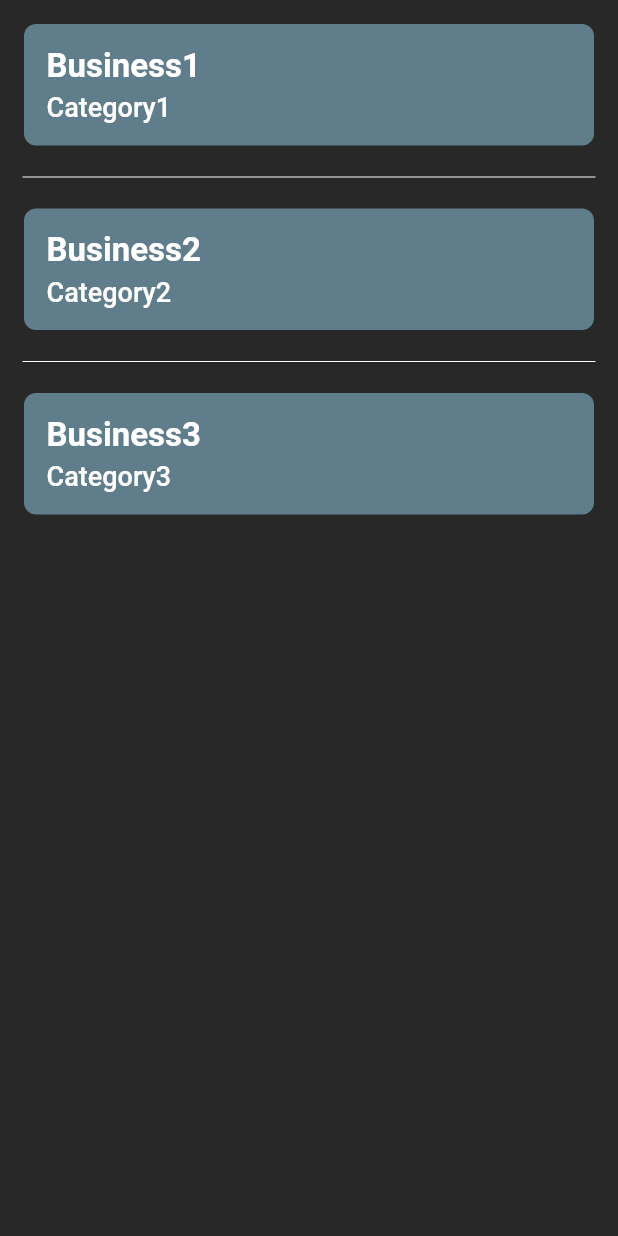
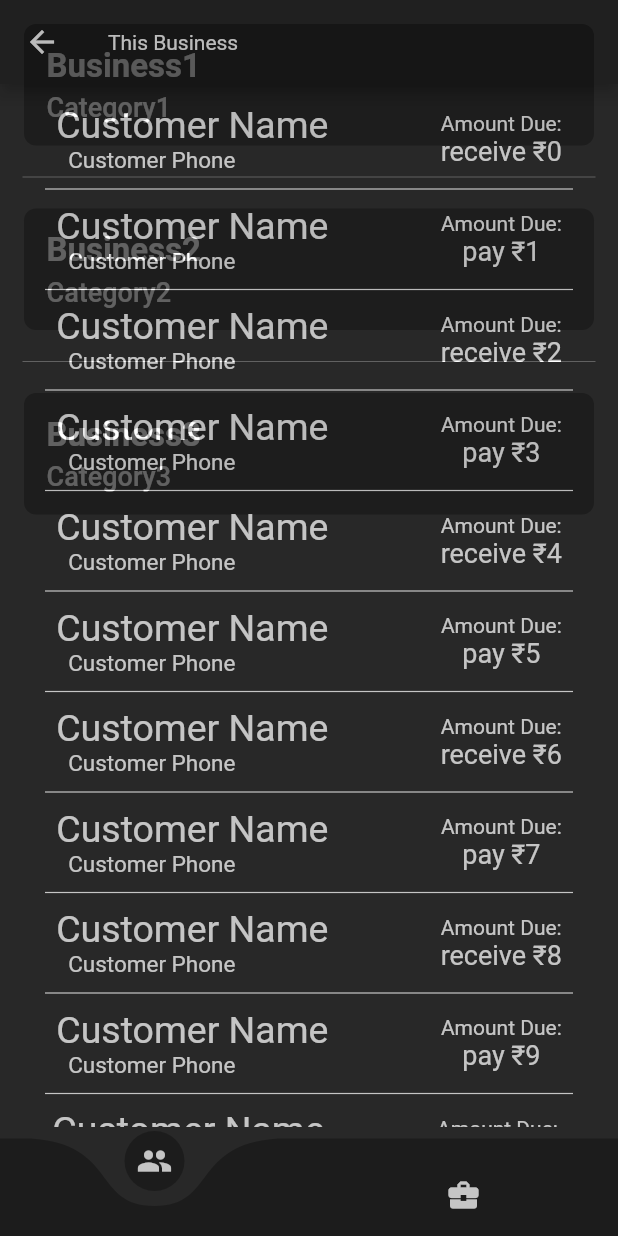
Before and after one commit to ShashiWerdun/Zeta-Book, a Flutter app: the BusinessesList widget shown alone on an empty page, opened directly, after a tap on "Business1", on a phone screen of 412 x 824 dp. Run offline on Flutter 3.47's test engine with Material 2 defaults, Android fonts, the phone set to English and light mode, and no system bars; drawn by our look-alikes of curved_navigation_bar.

```diff
--- /dev/null
+++ b/lib/business_home.dart
@@ -0,0 +1,73 @@
+import 'package:curved_navigation_bar/curved_navigation_bar.dart';
+import 'package:flutter/material.dart';
+import 'package:zeta_book/business_details.dart';
+import 'package:zeta_book/customer_list.dart';
+
+class BusinessHomePage extends StatefulWidget {
+  final int businessID;
+
+  const BusinessHomePage({Key? key, required this.businessID})
+      : super(key: key);
+
+  @override
+  _BusinessHomePageState createState() =>
+      _BusinessHomePageState(businessID: businessID);
+}
+
+class _BusinessHomePageState extends State<BusinessHomePage> {
+  late int businessID;
+  int _currentPage = 0;
+  PageController pageController = PageController();
+  GlobalKey<CurvedNavigationBarState> _navigationKey = GlobalKey();
+
+  _BusinessHomePageState({required this.businessID});
+
+  @override
+  Widget build(BuildContext context) {
+    print('$businessID');
+    return Scaffold(
+      appBar: AppBar(
+        title: Text(
+          'This Business',
+          style: Theme.of(context).appBarTheme.titleTextStyle,
+        ),
+      ),
+      body: PageView(
+        controller: pageController,
+        children: [
+          CustomersScreen(),
+          BusinessDetailsPage(),
+        ],
+        onPageChanged: (index) {
+          setState(() {
+            _currentPage = index;
+            final CurvedNavigationBarState? navigationBarState =
+                _navigationKey.currentState;
+            navigationBarState?.setPage(_currentPage);
+          });
+        },
+      ),
+      bottomNavigationBar: CurvedNavigationBar(
+        color: (Theme.of(context).bottomNavigationBarTheme.selectedItemColor)!,
+        buttonBackgroundColor:
+            (Theme.of(context).bottomNavigationBarTheme.selectedItemColor)!,
+        backgroundColor:
+            (Theme.of(context).bottomNavigationBarTheme.backgroundColor)!,
+        key: _navigationKey,
+        height: 65,
+        index: _currentPage,
+        onTap: (index) {
+          setState(() {
+            _currentPage = index;
+            pageController.animateToPage(_currentPage,
+                duration: Duration(milliseconds: 200), curve: Curves.easeInOut);
+          });
+        },
+        items: [
+          Icon(Icons.people),
+          Icon(Icons.business_center),
+        ],
+      ),
+    );
+  }
+}
--- a/lib/businesses_list.dart
+++ b/lib/businesses_list.dart
@@ -1,4 +1,6 @@
 import 'package:flutter/material.dart';
+import 'package:zeta_book/business_home.dart';
+import 'package:zeta_book/fade_route.dart';
 
 class BusinessesList extends StatefulWidget {
   const BusinessesList({Key? key}) : super(key: key);
@@ -18,6 +20,7 @@ class _BusinessesListState extends State<BusinessesList> {
   @override
   Widget build(BuildContext context) {
     final bool darkTheme = Theme.of(context).brightness == Brightness.dark;
+    final TextStyle textStyle = (Theme.of(context).textTheme.bodyText1)!;
     return SafeArea(
       child: ListView.separated(
         itemCount: businesses.length,
@@ -29,13 +32,20 @@ class _BusinessesListState extends State<BusinessesList> {
             padding: const EdgeInsets.all(8.0),
             child: TextButton(
               onPressed: () {
-
+                Navigator.push(
+                  context,
+                  FadeRoute(
+                    page: BusinessHomePage(
+                      businessID: index,
+                    ),
+                  ),
+                );
               },
               child: Container(
                 width: MediaQuery.of(context).size.width,
                 decoration: BoxDecoration(
                     borderRadius: BorderRadius.circular(8),
-                  color: darkTheme ? Colors.blueGrey : Colors.white),
+                    color: Theme.of(context).cardTheme.color),
                 child: Padding(
                   padding: const EdgeInsets.all(15.0),
                   child: Column(
@@ -46,16 +56,15 @@ class _BusinessesListState extends State<BusinessesList> {
                         style: TextStyle(
                           fontWeight: FontWeight.bold,
                           fontSize: 22,
-                          color: darkTheme ? Colors.white : Colors.black),
+                          color: textStyle.color,
+                        ),
                       ),
                       SizedBox(
                         height: 4,
                       ),
                       Text(
                         businesses[title].toString(),
-                      style: TextStyle(
-                          fontSize: 18,
-                          color: darkTheme ? Colors.white : Colors.black),
+                        style: TextStyle(fontSize: 18, color: textStyle.color),
                       ),
                     ],
                   ),
@@ -71,6 +80,7 @@ class _BusinessesListState extends State<BusinessesList> {
             height: 10,
           ),
         ),
-    ));
+      ),
+    );
   }
 }
--- /dev/null
+++ b/lib/customer_list.dart
@@ -0,0 +1,89 @@
+import 'package:flutter/material.dart';
+import 'package:zeta_book/fade_route.dart';
+import 'package:zeta_book/transaction_list.dart';
+
+class CustomersScreen extends StatefulWidget {
+  const CustomersScreen({Key? key}) : super(key: key);
+
+  @override
+  _CustomersScreenState createState() => _CustomersScreenState();
+}
+
+class _CustomersScreenState extends State<CustomersScreen> {
+  @override
+  Widget build(BuildContext context) {
+    return Padding(
+      padding: const EdgeInsets.symmetric(vertical: 8.0),
+      child: ListView.separated(
+        itemBuilder: (BuildContext context, int index) {
+          return Padding(
+            padding: const EdgeInsets.symmetric(vertical: 5.0),
+            child: GestureDetector(
+              onTap: () {
+                Navigator.push(
+                  context,
+                  FadeRoute(
+                    page: TransactionsScreen(
+                      customerID: index,
+                    ),
+                  ),
+                );
+              },
+              child: Container(
+                child: Row(
+                  mainAxisAlignment: MainAxisAlignment.spaceAround,
+                  children: [
+                    Column(
+                      crossAxisAlignment: CrossAxisAlignment.start,
+                      children: [
+                        Text(
+                          'Customer Name',
+                          style: TextStyle(fontSize: 25),
+                        ),
+                        Padding(
+                          padding: const EdgeInsets.symmetric(horizontal: 8.0),
+                          child: Text(
+                            'Customer Phone',
+                            style: TextStyle(fontSize: 15),
+                          ),
+                        )
+                      ],
+                    ),
+                    Column(
+                      children: [
+                        Text('Amount Due:'),
+                        Row(
+                          children: [
+                            Text(
+                              ((index % 2 == 1)
+                                      ? 'pay \u{20B9}'
+                                      : 'receive \u{20B9}') +
+                                  '$index',
+                              style: TextStyle(fontSize: 18),
+                            ),
+                            // Icon(Icons.money_rounded),
+                            // Text('due$index')
+                          ],
+                        )
+                      ],
+                    )
+                  ],
+                ),
+              ),
+            ),
+          );
+        },
+        itemCount: 100,
+        separatorBuilder: (BuildContext context, int index) {
+          return Divider(
+            color: Colors.white,
+            indent: 30,
+            endIndent: 30,
+            height: 10,
+            thickness: 0.8,
+          );
+        },
+      ),
+    );
+  }
+}
--- /dev/null
+++ b/lib/data.dart
@@ -0,0 +1,16 @@
+class Business {
+  String? businessName;
+  String? businessCategory;
+}
+
+class Customer extends Business {
+  String? customerName;
+  int? customerPhone;
+}
+
+class Transaction extends Customer {
+  DateTime? dateTime;
+  String? transactionNote;
+  bool? outgoing;
+  int? transactionAmount;
+}
```
Also changed, not shown: lib/business_details.dart (added, +19 -0 lines), lib/customer_details.dart (added, +114 -0 lines), lib/home_page.dart (+2 -5 lines), lib/main.dart (+8 -3 lines), lib/transaction_list.dart (added, +74 -0 lines). Lines whose indentation alone changed are shown as unchanged.
